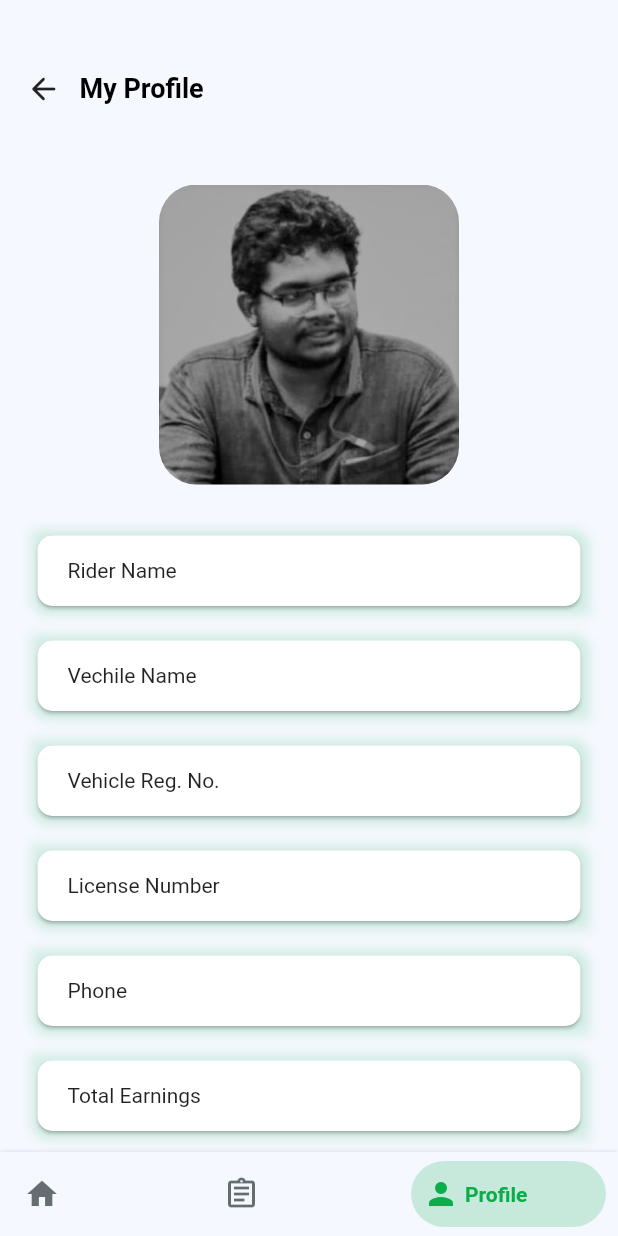
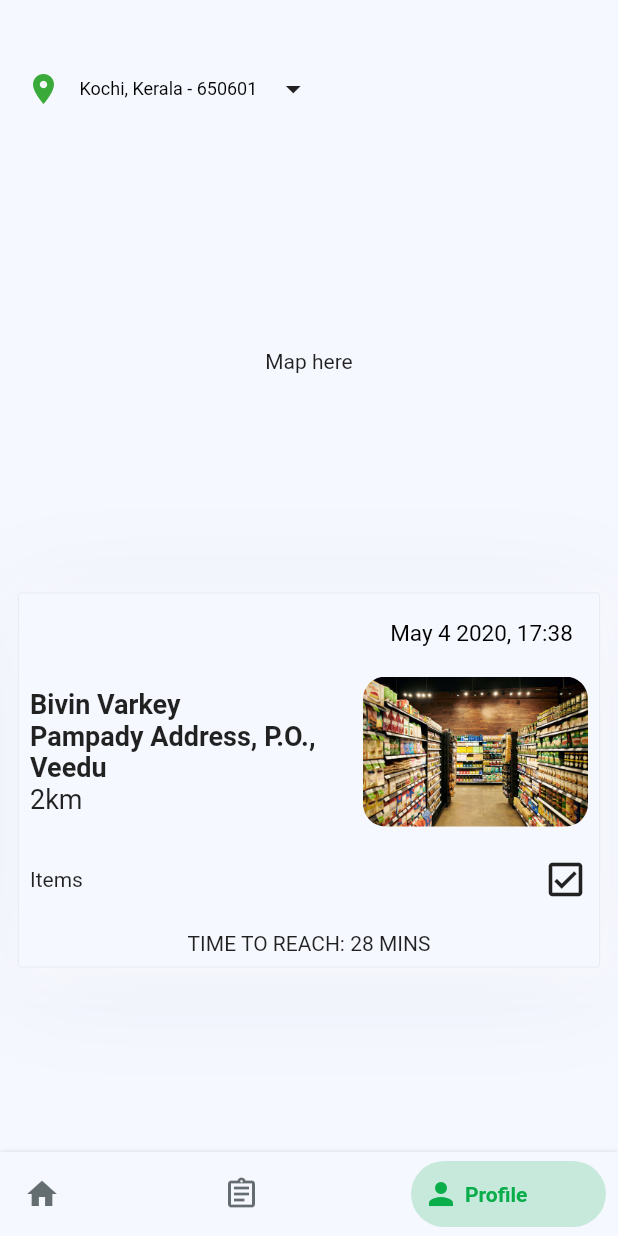
Before and after one commit to neeraj2403/Agrivator-Task, a Flutter app: the screen it shows after launch, swiped to page 3, on a phone screen of 412 x 824 dp. Run offline on Flutter 3.47's test engine with Material 2 defaults, Android fonts, the phone set to English and light mode, and no system bars; drawn by our look-alikes of bottom_navy_bar.

Commit message:
Order Page

```diff
--- a/lib/main.dart
+++ b/lib/main.dart
@@ -3,6 +3,8 @@ import 'package:bottom_navy_bar/bottom_navy_bar.dart';
 import 'package:rider_app/order_deliver.dart';
 import 'package:rider_app/rider_home.dart';
 import 'package:rider_app/profile.dart';
+import 'package:rider_app/to_store.dart';
+import 'package:rider_app/to_user.dart';
 
 void main() {
   runApp(MyApp());
@@ -93,16 +95,14 @@ class _MyHomePageState extends State<MyHomePage> {
           },
           children: <Widget>[
             RiderHome(),
+            ToStore(),
+            ToUser(),
             OrderDeliver(),
             Profile(),
-            Container(
-              color: Colors.blue,
-            ),
           ],
         ),
       ),
       bottomNavigationBar: BottomNavyBar(
-        // showElevation: false,
         backgroundColor: Color.fromRGBO(246, 248, 255, 1),
         selectedIndex: _currentIndex,
         onItemSelected: (index) {
--- a/lib/profile.dart
+++ b/lib/profile.dart
@@ -38,20 +38,22 @@ class _ProfileState extends State<Profile> {
           )
         ]),
         child: SizedBox(
-          width: 370,
-          height: 55,
+          width: 340,
+          height: 40,
           child: Card(
               color: Colors.white,
+              elevation: 10,
               shape: RoundedRectangleBorder(
                 borderRadius: BorderRadius.circular(10.0),
               ),
               child: Padding(
-                  padding: EdgeInsets.only(top: 15, bottom: 15, left: 20),
-                  child: Text(
-                    '$s',
+                  padding: EdgeInsets.only(top: 7, bottom: 5, left: 18),
+                  child: Text('$s',
                       textAlign: TextAlign.left,
-                  )))),
-    ));
+                      style: TextStyle(
+                          color: Color.fromRGBO(0, 0, 0, 0.71),
+                          fontSize: 13)))),
+        )));
   }
 
   @override
@@ -81,22 +83,22 @@ class _ProfileState extends State<Profile> {
           ),
         ),
         Padding(
-            padding: EdgeInsets.only(top: 40, bottom: 30),
+            padding: EdgeInsets.only(top: 40, bottom: 50),
             child: ClipRRect(
                 borderRadius: BorderRadius.circular(25),
                 child: Image.asset('assets/profile.jpg',
-                    height: 200, width: 200))),
+                    height: 150, width: 150))),
         Column(children: [
           text('Rider Name'),
-          SizedBox(height: 15),
+          SizedBox(height: 10),
           text('Vechile Name'),
-          SizedBox(height: 15),
+          SizedBox(height: 10),
           text('Vehicle Reg. No.'),
-          SizedBox(height: 15),
+          SizedBox(height: 10),
           text('License Number'),
-          SizedBox(height: 15),
+          SizedBox(height: 10),
           text('Phone'),
-          SizedBox(height: 15),
+          SizedBox(height: 10),
           text('Total Earnings'),
           SizedBox(height: 50),
           Row(
@@ -109,22 +111,28 @@ class _ProfileState extends State<Profile> {
                       // padding: EdgeInsets.only(left: 20, right: 20)
                       fixedSize: Size(110, 20)),
                   child: Text('Contact Us',
-                      style: TextStyle(color: Color(0xFF09AE4B)))),
+                      style: TextStyle(
+                          color: Color(0xFF09AE4B),
+                          fontWeight: FontWeight.w700))),
               ElevatedButton(
                   onPressed: () {},
                   style: ElevatedButton.styleFrom(
                       primary: Color(0xFFDDF5E2), fixedSize: Size(110, 20)),
                   child: Text('About',
-                      style: TextStyle(color: Color(0xFF09AE4B)))),
+                      style: TextStyle(
+                          color: Color(0xFF09AE4B),
+                          fontWeight: FontWeight.w700))),
               ElevatedButton(
                   onPressed: () {},
                   style: ElevatedButton.styleFrom(
                       primary: Color(0xFFDDF5E2), fixedSize: Size(110, 20)),
                   child: Text('Settings',
-                      style: TextStyle(color: Color(0xFF09AE4B)))),
+                      style: TextStyle(
+                          color: Color(0xFF09AE4B),
+                          fontWeight: FontWeight.w700))),
             ],
           ),
-          SizedBox(height: 50),
+          SizedBox(height: 30),
         ]),
       ],
     )));
--- /dev/null
+++ b/lib/to_user.dart
@@ -0,0 +1,132 @@
+import 'package:flutter/material.dart';
+import 'package:rider_app/top_bar.dart';
+
+class ToUser extends StatefulWidget {
+  const ToUser({Key? key}) : super(key: key);
+
+  @override
+  _ToUserState createState() => _ToUserState();
+}
+
+class _ToUserState extends State<ToUser> {
+  @override
+  Widget build(BuildContext context) {
+    return SingleChildScrollView(
+        child: Container(
+            child: Column(children: [
+      TopBar(),
+      SizedBox(
+        height: 300,
+        child: Padding(
+            padding: EdgeInsets.only(top: 150), child: Text('Map here')),
+      ),
+      Padding(
+          padding: const EdgeInsets.all(8.0),
+          child: Container(
+              decoration: new BoxDecoration(
+                boxShadow: [
+                  new BoxShadow(
+                    color: Color.fromRGBO(24, 50, 115, 0.06),
+                    offset: const Offset(
+                      2.0,
+                      8.0,
+                    ),
+                    blurRadius: 60,
+                  ),
+                  new BoxShadow(
+                    color: Color.fromRGBO(255, 255, 255, 0.5),
+                    offset: const Offset(
+                      4.0,
+                      4.0,
+                    ),
+                    blurRadius: 20,
+                  )
+                ],
+              ),
+              child: Card(
+                  elevation: 0.0,
+                  borderOnForeground: false,
+                  shape: RoundedRectangleBorder(
+                    side: BorderSide(
+                        color: Color.fromRGBO(42, 70, 112, 0.1), width: 0.5),
+                    borderRadius: BorderRadius.circular(2),
+                  ),
+
+                  // borderOnForeground: false,
+                  color: Color.fromRGBO(246, 248, 255, 1),
+                  child: Padding(
+                      padding: const EdgeInsets.all(8.0),
+                      child: Column(
+                        children: [
+                          Column(
+                              crossAxisAlignment: CrossAxisAlignment.end,
+                              children: [
+                                Padding(
+                                  padding: EdgeInsets.only(
+                                      top: 10, bottom: 20, left: 230),
+                                  child: Text(
+                                    'May 4 2020, 17:38',
+                                    textAlign: TextAlign.end,
+                                    style: TextStyle(
+                                        color: Colors.black, fontSize: 15),
+                                  ),
+                                )
+                              ]),
+                          Row(
+                            mainAxisAlignment: MainAxisAlignment.spaceBetween,
+                            children: [
+                              Container(
+                                  width: 200,
+                                  child: Column(
+                                    crossAxisAlignment:
+                                        CrossAxisAlignment.start,
+                                    children: [
+                                      Text(
+                                        'Bivin Varkey',
+                                        textAlign: TextAlign.left,
+                                        style: TextStyle(
+                                            fontSize: 18,
+                                            fontWeight: FontWeight.bold),
+                                      ),
+                                      Text(
+                                        'Pampady Address, P.O., Veedu',
+                                        textAlign: TextAlign.left,
+                                        style: TextStyle(
+                                            fontSize: 18,
+                                            fontWeight: FontWeight.w600),
+                                      ),
+                                      Text(
+                                        '2km',
+                                        textAlign: TextAlign.start,
+                                        style: TextStyle(fontSize: 18),
+                                      )
+                                    ],
+                                  )),
+                              ClipRRect(
+                                  borderRadius:
+                                      BorderRadius.all(Radius.circular(15)),
+                                  child: Image.asset('assets/store.jpg',
+                                      width: 150, height: 100)),
+                            ],
+                          ),
+                          Padding(
+                              padding: EdgeInsets.only(top: 20, bottom: 20),
+                              child: Row(
+                                mainAxisAlignment:
+                                    MainAxisAlignment.spaceBetween,
+                                children: [
+                                  SizedBox(child: Text('Items')),
+                                  Icon(
+                                    Icons.check_box_outlined,
+                                    size: 30,
+                                  )
+                                ],
+                              )),
+                          Center(
+                            child: Text('TIME TO REACH: 28 MINS'),
+                          )
+                        ],
+                      )))))
+    ])));
+  }
+}
--- a/pubspec.yaml
+++ b/pubspec.yaml
@@ -23,7 +23,7 @@ environment:
 dependencies:
   flutter:
     sdk: flutter
-
+  google_maps_flutter: ^0.5.20+1
   bottom_navy_bar: ^6.0.0
 
   # The following adds the Cupertino Icons font to your application.
@@ -50,6 +50,7 @@ flutter:
   #   - images/a_dot_ham.jpeg
   assets:
     - assets/profile.jpg
+    - assets/store.jpg
 
   # An image asset can refer to one or more resolution-specific "variants", see
   # https://flutter.dev/assets-and-images/#resolution-aware.
```
Also changed, not shown: lib/to_store.dart (added, +132 -0 lines), assets/store.jpg (added), pubspec.lock. Lines whose indentation alone changed are shown as unchanged.
